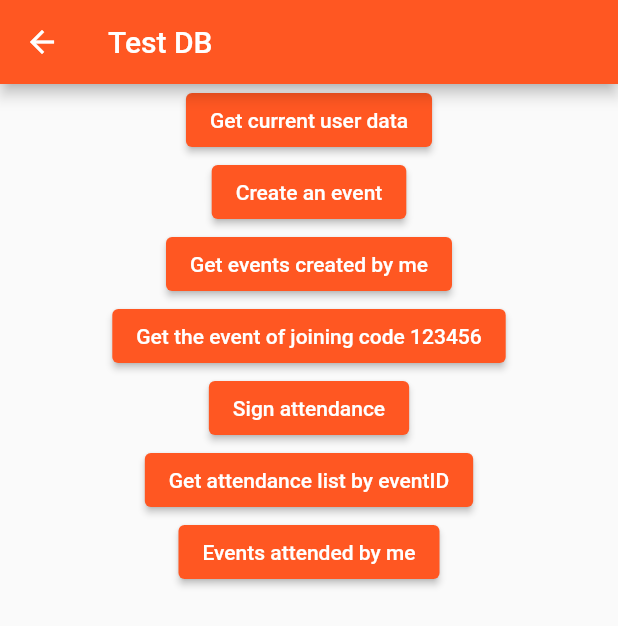
After one commit to fanlit/cz3002_iattend, a Flutter app: the TestDBPage screen opened directly, after a tap on "Get current user data", on a phone screen of 412 x 824 dp. The commit adds this screen. Shown: the top 626 px of the screen. Run offline on Flutter 3.47's test engine with Material 2 defaults, Android fonts, the phone set to English and light mode, and no system bars; our stand-ins replace camera, cloud_firestore, firebase_auth, firebase_core, get_it, logger; missing offline and left inert: google_ml_kit, tflite_flutter; accounts and stored records are empty.

Commit message:
Complete service methods implementation and testing.

```diff
--- a/lib/Models/attendance.dart
+++ b/lib/Models/attendance.dart
@@ -3,9 +3,8 @@ import 'package:cloud_firestore/cloud_firestore.dart';
 class Attendance
 {
   final String eventID;
-  final String eventName;
   final String attendeeID;
-  final Timestamp signInTime;
+  final DateTime signInTime;
 
-  Attendance(this.eventID,this.eventName, this.attendeeID, this.signInTime);
+  Attendance(this.eventID, this.attendeeID, this.signInTime);
 }
--- a/lib/Models/event.dart
+++ b/lib/Models/event.dart
@@ -1,5 +1,6 @@
 class Event
 {
+  final String eventID; // doc_id
   final String eventName;
   final String venue;
   final String creator;
@@ -9,8 +10,5 @@ class Event
   final DateTime start;
   final DateTime end;
 
-  Event(this.eventName, this.venue, this.creator, this.creatorEmail, this.description, this.joiningCode, this.start, this.end);
-
-  String geteventName(){return eventName;}
-
+  Event(this.eventID, this.eventName, this.venue, this.creator, this.creatorEmail, this.description, this.joiningCode, this.start, this.end);
 }
--- a/lib/Models/iAttendUser.dart
+++ b/lib/Models/iAttendUser.dart
@@ -2,6 +2,6 @@ class iAttendUser {
   final String uid;
   final String email;
   final String name;
-  final List<double> userFaceArray;
+  final List userFaceArray;
   iAttendUser(this.uid, this.email, this.name, this.userFaceArray);
 }
--- a/lib/Services/DatabaseServices/UserDataService.dart
+++ b/lib/Services/DatabaseServices/UserDataService.dart
@@ -13,52 +13,21 @@ class UserDataService
     //Find the document corresponding to the uid in the collection.
     //If no such document exists (first sign up etc), create one.
     //Add this function to auth method
-  await userCollection.add(
-        {
-          'uid': uid,
-          'email': email,
-          'name': name,
-          'userFaceArray': userFaceArray}
+    await userCollection.doc(uid).set({
+        'uid': uid,
+        'email': email,
+        'name': name,
+        'userFaceArray': userFaceArray
+    });
+  }
+
+  Future<iAttendUser> getUser(String uid) async {
+    var userSnapShot = await userCollection.doc(uid).get();
+    return iAttendUser(
+        uid,
+        userSnapShot.get("email"),
+        userSnapShot.get("name"),
+        userSnapShot.get("userFaceArray"),
     );
   }
-
-  Future<String> getUserName(String uid) async {
-    QuerySnapshot querySnapshot = await userCollection
-        .where('uid', isEqualTo: uid)
-        .get();
-    return querySnapshot.docs[0]['name'];
-  }
-
-  Future<String> getUserEmail(String uid) async {
-    QuerySnapshot querySnapshot = await userCollection
-        .where('uid', isEqualTo: uid)
-        .get();
-    return querySnapshot.docs[0]['email'];
-  }
-
-  Future<List<double>> getUserFaceArray(String uid) async {
-    QuerySnapshot querySnapshot = await userCollection
-        .where('uid', isEqualTo: uid)
-        .get();
-    return querySnapshot.docs[0]['userFaceArray'];
-  }
-
-  // //User list from snapshot
-  // List<iAttendUser> _UserListFromSnapshot(QuerySnapshot snapshot)
-  // {
-  //   return snapshot.docs.map((doc){
-  //     return iAttendUser(
-  //       doc.get('email').toString(),
-  //       doc.get('name').toString(),
-  //       doc.get('userFaceArray')
-  //     );
-  //   }).toList();
-  // }
-  //
-  // //Get Users Stream
-  // Stream<List<iAttendUser>> get users
-  // {
-  //   return userCollection.snapshots().map(_UserListFromSnapshot);
-  // }
-
 }
--- a/lib/attendance_tile.dart
+++ b/lib/attendance_tile.dart
@@ -17,7 +17,7 @@ class AttendanceTile extends StatelessWidget
               radius: 25.0,
               backgroundColor: Colors.brown,
             ),
-            title: Text(attendance.eventName),
+            title: Text(attendance.eventID), // Better to use eventID to query for event name?
             subtitle: Text("Test"),
           ),
         ),
--- /dev/null
+++ b/lib/test_db.dart
@@ -0,0 +1,92 @@
+import 'package:cz3002_iattend/Models/event.dart';
+import 'package:flutter/material.dart';
+import 'Services/DatabaseServices/UserDataService.dart';
+import 'Services/DatabaseServices/EventDataService.dart';
+import 'Services/DatabaseServices/AttendanceDataService.dart';
+import 'package:firebase_auth/firebase_auth.dart';
+import 'Models/iAttendUser.dart';
+import 'dart:core';
+
+class TestDBPage extends StatelessWidget {
+  TestDBPage({Key? key}) : super(key: key);
+  final UserDataService _userDataService = UserDataService();
+  final EventDataService _eventDataService = EventDataService();
+  final AttendanceDataService _attendanceDataService = AttendanceDataService();
+  final uid = FirebaseAuth.instance.currentUser!.uid;
+
+  // User data.
+  iAttendUser? currUser;
+
+  // Events.
+  List<Event> eventsCreatedByMe = [];
+  Event? eventOfJoiningCode;
+
+  // Attendance.
+  Map<String, String> attendanceList = {};
+  Map<String, DateTime> eventsAttendedByMe = {};
+
+  @override
+  Widget build(BuildContext context) {
+    return Scaffold(
+      appBar: AppBar(title: Text("Test DB"),),
+      body: Center(
+        child: Column(
+          crossAxisAlignment: CrossAxisAlignment.center,
+          children: [
+            ElevatedButton(
+                onPressed: () async {
+                  await _userDataService.getUser(uid).then((value) {currUser = value;});
+                  showDialog(context: context, builder:(context)=> AlertDialog(content: Text("${currUser!.name} ${currUser!.email} ${currUser!.userFaceArray[0]}")));
+                },
+                child: const Text("Get current user data")),
+            ElevatedButton(
+                onPressed: () async {
+                  await _userDataService.getUser(uid).then((value) {
+                    currUser = value;
+                    _eventDataService.createEventData("lec1", "LT1", uid, currUser!.email, "lec1", "123456", DateTime.now(), DateTime.now());
+                  });
+                },
+                child: const Text("Create an event")),
+            ElevatedButton(
+                onPressed: () async {
+                  await _eventDataService.getEventByCreator(uid).then((events) {
+                    eventsCreatedByMe = events;
+                  });
+                  showDialog(context: context, builder:(context)=> AlertDialog(content: Text("${eventsCreatedByMe[0].eventName} ${eventsCreatedByMe[0].description} ${eventsCreatedByMe[0].start}")));
+                },
+                child: const Text("Get events created by me")),
+            ElevatedButton(
+                onPressed: () async {
+                  await _eventDataService.getEventByJoiningCode("123456").then((event) {
+                    eventOfJoiningCode = event;
+                  });
+                  showDialog(context: context, builder:(context)=> AlertDialog(content: Text("${eventOfJoiningCode!.eventName} ${eventOfJoiningCode!.description} ${eventOfJoiningCode!.start}")));
+                },
+                child: const Text("Get the event of joining code 123456")),
+            ElevatedButton(
+                onPressed: () async {
+                  await _attendanceDataService.createAttendanceData(uid, "123456");
+                },
+                child: const Text("Sign attendance")),
+            ElevatedButton(
+                onPressed: () async {
+                  await _attendanceDataService.getAttendanceListByEventID("db2NonocV1UIT6pXkPmv").then((value){
+                    attendanceList = value;
+                  });
+                  showDialog(context: context, builder:(context)=> AlertDialog(content: Text("${attendanceList.keys.first} ${attendanceList.values.first}")));
+                },
+                child: const Text("Get attendance list by eventID")),
+            ElevatedButton(
+                onPressed: () async {
+                  await _attendanceDataService.getUserAttendanceRecord(uid).then((value){
+                    eventsAttendedByMe = value;
+                  });
+                  showDialog(context: context, builder:(context)=> AlertDialog(content: Text("${eventsAttendedByMe.keys.first} ${eventsAttendedByMe.values.first}")));
+                },
+                child: const Text("Events attended by me")),
+          ],
+        ),
+      ),
+    );
+  }
+}
```
Also changed, not shown: lib/Services/DatabaseServices/AttendanceDataService.dart (+18 -42 lines), lib/Services/DatabaseServices/EventDataService.dart (+18 -60 lines).
